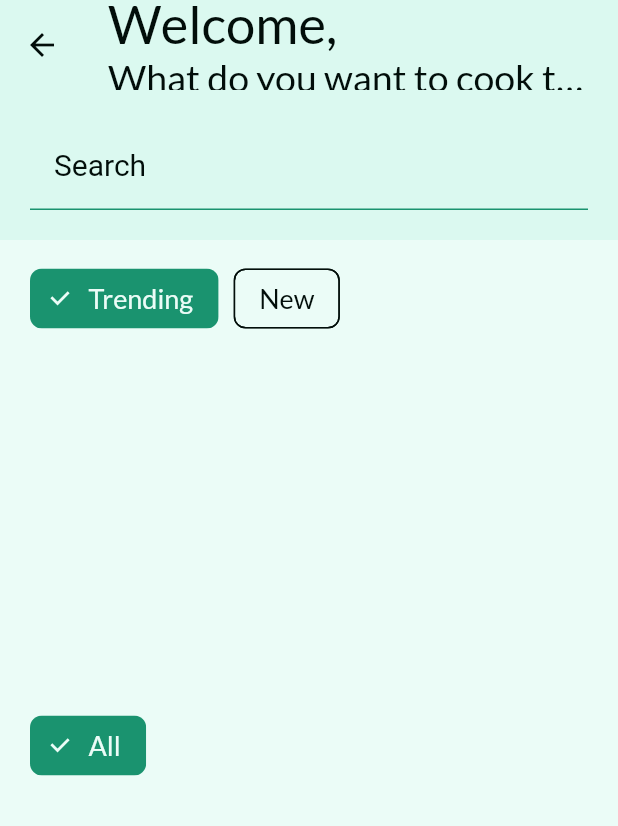
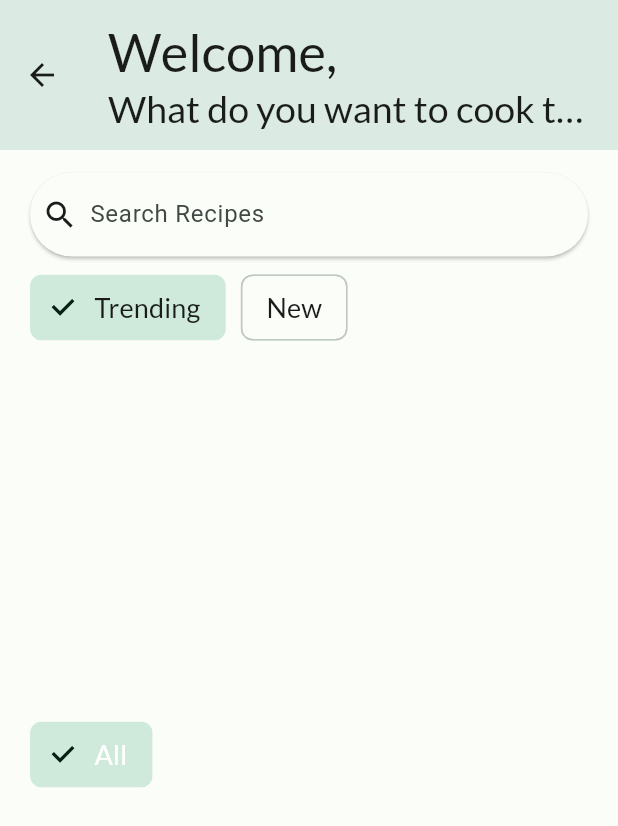
Before and after one commit to TierZer0/flutter, a Flutter app: the HomePage screen opened directly, on a phone screen of 412 x 824 dp. Shown: the top 826 px of the screen. Run offline on Flutter 3.47's test engine with Material 2 defaults, Android fonts, the phone set to English and light mode, and no system bars; drawn by our look-alikes of reactive_forms; our stand-ins replace cloud_firestore, dotted_border, firebase_auth, firebase_core, firebase_storage, font_awesome_flutter and 6 more; missing offline and left inert: dart:ffi, reactive_raw_autocomplete, skeleton_loader; accounts and stored records are empty.

Commit message:
finalize new recipe refactor

```diff
--- a/apps/recipe-book/lib/main.dart
+++ b/apps/recipe-book/lib/main.dart
@@ -11,6 +11,7 @@ import 'package:recipe_book/pages/new-recipe/new-recipe.page.dart';
 import 'package:recipe_book/pages/recipe/recipe.page.dart';
 import 'package:recipe_book/preferences/app_preferences.dart';
 import 'package:recipe_book/styles.dart';
+import 'package:recipe_book/styles/colors.scheme.dart';
 import 'firebase_options.dart';
 
 void main() async {
@@ -126,11 +127,14 @@ class AppState extends State<App> {
                   systemNavigationBarIconBrightness: Brightness.light,
                 ),
         );
+        var mode = context.read<AppModel>().theme ? ThemeMode.dark : ThemeMode.light;
         // appPreferences.getUserUIDPref().then((value) => context.read<AppModel>().uid = value);
         return MaterialApp.router(
           debugShowCheckedModeBanner: false,
           routerConfig: _router,
-          theme: theme,
+          theme: ThemeData(useMaterial3: true, colorScheme: lightColorScheme),
+          darkTheme: ThemeData(useMaterial3: true, colorScheme: darkColorScheme),
+          themeMode: mode,
         );
       },
     );
--- a/apps/recipe-book/lib/main.view.dart
+++ b/apps/recipe-book/lib/main.view.dart
@@ -33,7 +33,7 @@ class MainViewState extends State<MainView> {
     return Scaffold(
       resizeToAvoidBottomInset: true,
       bottomNavigationBar: NavigationBar(
-        elevation: 4,
+        elevation: 0,
         onDestinationSelected: (int index) {
           setState(() {
             currentPageIndex = index;
--- a/apps/recipe-book/lib/models/recipe.models.dart
+++ b/apps/recipe-book/lib/models/recipe.models.dart
@@ -59,6 +59,8 @@ class RecipeModel {
   String? createdBy;
   String? image;
   List<ReviewModel>? reviews;
+  bool? isPublic;
+  bool? isShareable;
 
   RecipeModel({
     this.title,
@@ -72,6 +74,8 @@ class RecipeModel {
     this.createdBy,
     this.image,
     this.reviews,
+    this.isPublic,
+    this.isShareable,
   });
 
   factory RecipeModel.fromFirestore(
@@ -110,6 +114,8 @@ class RecipeModel {
       if (createdBy != null) "createdBy": createdBy,
       if (image != null) "image": image,
       if (reviews != null) "reviews": reviews!.map((review) => review.toMap()),
+      if (isPublic != null) "isPublic": isPublic,
+      if (isShareable != null) "isShareable": isShareable,
     };
   }
 
--- a/apps/recipe-book/lib/pages/home.page.dart
+++ b/apps/recipe-book/lib/pages/home.page.dart
@@ -50,7 +50,8 @@ class HomePageState extends State<HomePage> {
     }).catchError((e) => print(e));
     return Scaffold(
       appBar: AppBar(
-        toolbarHeight: 60.0,
+        toolbarHeight: 100.0,
+        elevation: 10,
         title: Column(
           crossAxisAlignment: CrossAxisAlignment.start,
           children: [
@@ -68,38 +69,60 @@ class HomePageState extends State<HomePage> {
             ),
           ],
         ),
-        bottom: PreferredSize(
-          preferredSize: Size.fromHeight(100.0),
-          child: ReactiveForm(
-              formGroup: formGroup,
-              child: Container(
-                padding: EdgeInsets.only(
-                  left: 20.0,
-                  right: 20.0,
-                  bottom: 20.0,
-                ),
-                child: CustomReactiveInput(
-                  inputAction: TextInputAction.done,
-                  formName: 'search',
-                  label: 'Search',
-                  textColor: theme.colorScheme.onSurface,
-                ),
-              )),
-        ),
         // bottom: PreferredSize(
         //   preferredSize: Size.fromHeight(100.0),
-        //   child: SearchBar(),
+        //   child: SizedBox.shrink(),
+        // ),
+        // bottom: PreferredSize(
+        //   preferredSize: Size.fromHeight(100.0),
+        //   child: ReactiveForm(
+        //       formGroup: formGroup,
+        //       child: Container(
+        //         padding: EdgeInsets.only(
+        //           left: 20.0,
+        //           right: 20.0,
+        //           bottom: 20.0,
+        //         ),
+        //         child: CustomReactiveInput(
+        //           inputAction: TextInputAction.done,
+        //           formName: 'search',
+        //           label: 'Search',
+        //           textColor: theme.colorScheme.onSurface,
+        //         ),
+        //       )),
+        // ),
+        // bottom: PreferredSize(
+        //   preferredSize: Size.fromHeight(100.0),
+        //   child: Padding(
+        //     padding: const EdgeInsets.symmetric(
+        //       vertical: 20.0,
+        //     ),
+        //     child: SearchBar(
+        //       elevation: MaterialStatePropertyAll(5),
+        //     ),
+        //   ),
         // ),
       ),
       body: Padding(
         padding: EdgeInsets.symmetric(
           horizontal: 0.0,
-          vertical: 15.0,
+          vertical: 5.0,
         ),
         child: Column(
           mainAxisAlignment: MainAxisAlignment.start,
           crossAxisAlignment: CrossAxisAlignment.start,
           children: [
+            Padding(
+              padding: const EdgeInsets.symmetric(
+                horizontal: 20.0,
+                vertical: 10.0,
+              ),
+              child: SearchBar(
+                elevation: MaterialStatePropertyAll(1.0),
+                leading: Icon(Icons.search),
+                hintText: "Search Recipes",
+              ),
+            ),
             Padding(
               padding: const EdgeInsets.only(
                 left: 20.0,
@@ -113,9 +136,7 @@ class HomePageState extends State<HomePage> {
                           text: filter,
                           fontSize: 18.0,
                           fontFamily: "Lato",
-                          color: _generalFilter == filter
-                              ? theme.colorScheme.onPrimary
-                              : theme.colorScheme.onBackground,
+                          color: theme.colorScheme.onBackground,
                         ),
                         selected: _generalFilter == filter,
                         onSelected: (bool selected) {
--- a/apps/recipe-book/lib/pages/login.page.dart
+++ b/apps/recipe-book/lib/pages/login.page.dart
@@ -35,6 +35,7 @@ class LoginPageState extends State<LoginPage> {
     return Scaffold(
       appBar: AppBar(
         centerTitle: true,
+        elevation: 10,
         toolbarHeight: 150.0,
         title: Column(
           children: [
--- a/apps/recipe-book/lib/pages/new-recipe/steps/details.step.dart
+++ b/apps/recipe-book/lib/pages/new-recipe/steps/details.step.dart
@@ -79,6 +79,7 @@ class DetailsStepState extends State<DetailsStep> {
                     formControlName: 'details.category',
                     dropdownColor: theme.colorScheme.surface,
                     decoration: InputDecoration(
+                      filled: true,
                       label: CustomText(
                         text: "Category",
                         fontSize: 20.0,
@@ -109,6 +110,7 @@ class DetailsStepState extends State<DetailsStep> {
                     formControlName: 'details.book',
                     dropdownColor: theme.colorScheme.surface,
                     decoration: InputDecoration(
+                      filled: true,
                       label: CustomText(
                         text: "Recipe Book",
                         fontSize: 20.0,
--- a/apps/recipe-book/lib/pages/profile/profile.page.dart
+++ b/apps/recipe-book/lib/pages/profile/profile.page.dart
@@ -38,7 +38,7 @@ class ProfilePageState extends State<ProfilePage> with TickerProviderStateMixin
             bottom: 40.0,
           ),
         ),
-        elevation: 0,
+        elevation: 10,
         toolbarHeight: 85.0,
         bottom: TabBar(
           indicatorColor: primaryColor,
--- /dev/null
+++ b/apps/recipe-book/lib/styles/colors.scheme.dart
@@ -0,0 +1,69 @@
+import 'package:flutter/material.dart';
+
+const lightColorScheme = ColorScheme(
+  brightness: Brightness.light,
+  primary: Color(0xFF006C4F),
+  onPrimary: Color(0xFFFFFFFF),
+  primaryContainer: Color(0xFF85F8CB),
+  onPrimaryContainer: Color(0xFF002116),
+  secondary: Color(0xFF4C6358),
+  onSecondary: Color(0xFFFFFFFF),
+  secondaryContainer: Color(0xFFCFE9DA),
+  onSecondaryContainer: Color(0xFF092017),
+  tertiary: Color(0xFF3E6374),
+  onTertiary: Color(0xFFFFFFFF),
+  tertiaryContainer: Color(0xFFC2E8FD),
+  onTertiaryContainer: Color(0xFF001F2A),
+  error: Color(0xFFBA1A1A),
+  errorContainer: Color(0xFFFFDAD6),
+  onError: Color(0xFFFFFFFF),
+  onErrorContainer: Color(0xFF410002),
+  background: Color(0xFFFBFDF9),
+  onBackground: Color(0xFF191C1A),
+  surface: Color(0xFFFBFDF9),
+  onSurface: Color(0xFF191C1A),
+  surfaceVariant: Color(0xFFDBE5DE),
+  onSurfaceVariant: Color(0xFF404944),
+  outline: Color(0xFF707974),
+  onInverseSurface: Color(0xFFEFF1EE),
+  inverseSurface: Color(0xFF2E312F),
+  inversePrimary: Color(0xFF68DBB0),
+  shadow: Color(0xFF000000),
+  surfaceTint: Color(0xFF006C4F),
+  outlineVariant: Color(0xFFBFC9C2),
+  scrim: Color(0xFF000000),
+);
+
+const darkColorScheme = ColorScheme(
+  brightness: Brightness.dark,
+  primary: Color(0xFF68DBB0),
+  onPrimary: Color(0xFF003828),
+  primaryContainer: Color(0xFF00513B),
+  onPrimaryContainer: Color(0xFF85F8CB),
+  secondary: Color(0xFFB3CCBF),
+  onSecondary: Color(0xFF1F352B),
+  secondaryContainer: Color(0xFF354B41),
+  onSecondaryContainer: Color(0xFFCFE9DA),
+  tertiary: Color(0xFFA6CCE0),
+  onTertiary: Color(0xFF093544),
+  tertiaryContainer: Color(0xFF254B5C),
+  onTertiaryContainer: Color(0xFFC2E8FD),
+  error: Color(0xFFFFB4AB),
+  errorContainer: Color(0xFF93000A),
+  onError: Color(0xFF690005),
+  onErrorContainer: Color(0xFFFFDAD6),
+  background: Color(0xFF191C1A),
+  onBackground: Color(0xFFE1E3DF),
+  surface: Color(0xFF191C1A),
+  onSurface: Color(0xFFE1E3DF),
+  surfaceVariant: Color(0xFF404944),
+  onSurfaceVariant: Color(0xFFBFC9C2),
+  outline: Color(0xFF89938D),
+  onInverseSurface: Color(0xFF191C1A),
+  inverseSurface: Color(0xFFE1E3DF),
+  inversePrimary: Color(0xFF006C4F),
+  shadow: Color(0xFF000000),
+  surfaceTint: Color(0xFF68DBB0),
+  outlineVariant: Color(0xFF404944),
+  scrim: Color(0xFF000000),
+);
--- a/apps/recipe-book/pubspec.yaml
+++ b/apps/recipe-book/pubspec.yaml
@@ -36,6 +36,7 @@ dependencies:
   image_picker: ^0.8.7
   path: ^1.8.0
   skeleton_loader: ^2.0.0+4
+  dotted_border: ^2.0.0+3
 
   # firebase_core_desktop: ^1.0.2
   # firebase_auth_desktop: ^1.0.2
--- a/packages/ui/lib/inputs/reactive-input.custom.dart
+++ b/packages/ui/lib/inputs/reactive-input.custom.dart
@@ -47,6 +47,7 @@ class CustomReactiveInput<T> extends StatelessWidget {
         labelText: label,
         helperStyle: const TextStyle(height: 0.7),
         errorStyle: const TextStyle(height: 0.7),
+        filled: true,
       ),
       style: TextStyle(
         color: textColor,
```
Also changed, not shown: apps/recipe-book/lib/pages/new-recipe/new-recipe.page.dart (+10 -2 lines), apps/recipe-book/lib/pages/new-recipe/steps/save.step.dart (+95 -133 lines), apps/recipe-book/lib/styles.dart (+11 -5 lines), apps/recipe-book/pubspec.lock.
